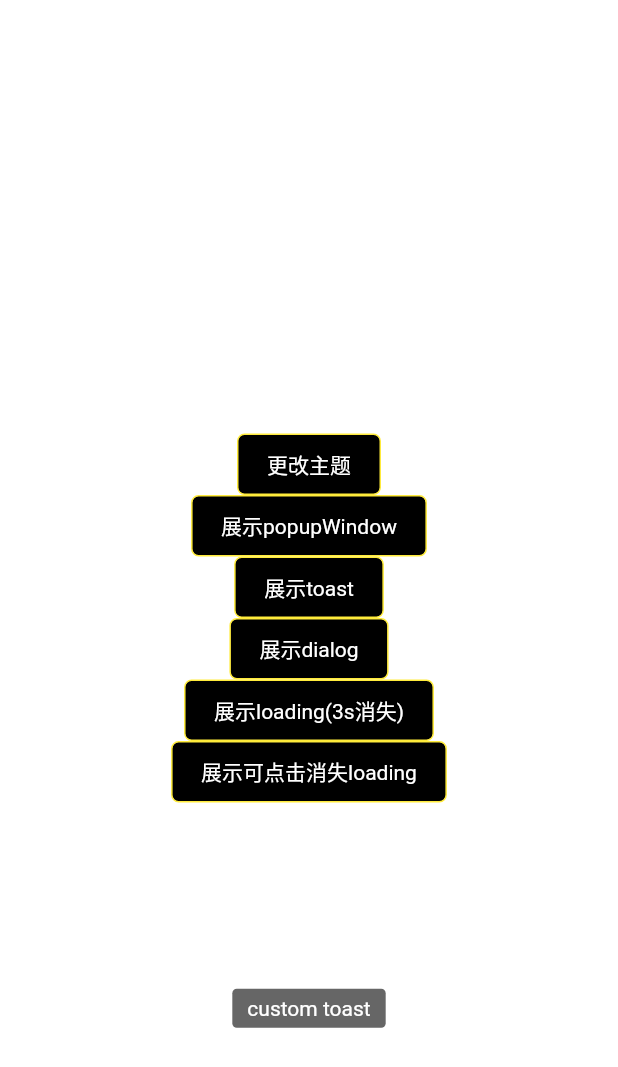
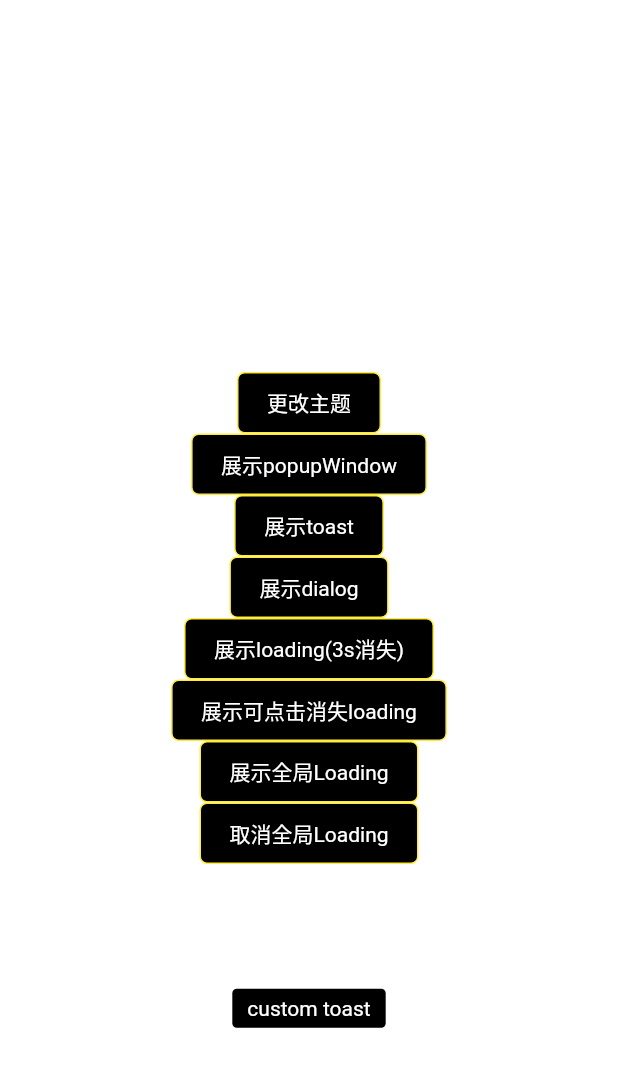
Before and after one commit to msilemsile/flutter_app, a Flutter app: the screen it shows after launch, after a tap on "展示toast", on a phone screen of 412 x 824 dp. Shown: the top 1067 px of the screen. Run offline on Flutter 3.47's test engine with Material 2 defaults, Android fonts, the phone set to English and light mode, and no system bars.

Commit message:
增加app全局loading

```diff
--- a/lib/common/LoadingPage.dart
+++ b/lib/common/LoadingPage.dart
@@ -1,5 +1,7 @@
 import 'package:flutter/cupertino.dart';
 import 'package:flutter/material.dart';
+import 'package:flutter_app/theme/ThemeProvider.dart';
+import 'package:flutter_app/theme/res/ColorsKey.dart';
 
 import 'CommonPage.dart';
 
@@ -30,7 +32,7 @@ class LoadingWidget extends StatelessWidget {
       height: height,
       child: CircularProgressIndicator(
         strokeWidth: 4.0,
-        valueColor: new AlwaysStoppedAnimation<Color>(Colors.blue),
+        valueColor: new AlwaysStoppedAnimation<Color>(ThemeProvider.getColor(context, ColorsKey.loading_color)),
       ),
     );
   }
--- a/lib/main.dart
+++ b/lib/main.dart
@@ -8,6 +8,7 @@ import 'package:flutter/widgets.dart';
 import 'package:flutter_app/theme/res/ColorsKey.dart';
 import 'package:flutter_app/theme/res/ShapeRes.dart';
 import 'package:flutter_app/utils/AppDialog.dart';
+import 'package:flutter_app/utils/AppLoading.dart';
 import 'package:flutter_app/utils/Loading.dart';
 import 'package:flutter_app/utils/PopupWindow.dart';
 import 'package:flutter_app/utils/Toast.dart';
@@ -53,13 +54,20 @@ class HomePage extends StatelessWidget {
             }),
             buildButton(context, "展示loading(3s消失)", () {
               showLoading(context);
+
               ///打开新的界面 3秒后测试上一个loading加载界面是否会消失
-              Navigator.of(context).push(MaterialPageRoute(builder: (_){
+              Navigator.of(context).push(MaterialPageRoute(builder: (_) {
                 return HomePage();
               }));
             }),
             buildButton(context, "展示可点击消失loading", () {
               showCancelLoading(context);
+            }),
+            buildButton(context, "展示全局Loading", () {
+              showAppLoading(context);
+            }),
+            buildButton(context, "取消全局Loading", () {
+              hideAppLoading();
             }),
           ],
         ),
@@ -182,4 +190,14 @@ class HomePage extends StatelessWidget {
       },
     );
   }
+
+  ///展示app全局loading
+  void showAppLoading(BuildContext context) {
+    AppLoading.show(context, true);
+  }
+
+  ///取消app全局loading
+  void hideAppLoading() {
+    AppLoading.hide();
+  }
 }
--- a/lib/theme/dark/DarkColors.dart
+++ b/lib/theme/dark/DarkColors.dart
@@ -6,5 +6,6 @@ class DarkColors {
   static const Map<int, int> Colors = {
     ColorsKey.bg_ffffff: ColorsRes.color_000000,
     ColorsKey.bg_000000: ColorsRes.color_ffffff,
+    ColorsKey.loading_color: ColorsRes.color_0000ff,
   };
 }
--- a/lib/theme/light/LightColors.dart
+++ b/lib/theme/light/LightColors.dart
@@ -6,5 +6,6 @@ class LightColors {
   static const Map<int, int> Colors = {
     ColorsKey.bg_ffffff: ColorsRes.color_ffffff,
     ColorsKey.bg_000000: ColorsRes.color_000000,
+    ColorsKey.loading_color: ColorsRes.color_ff0000,
   };
 }
--- a/lib/theme/res/ColorsKey.dart
+++ b/lib/theme/res/ColorsKey.dart
@@ -2,4 +2,5 @@
 class ColorsKey {
   static const int bg_ffffff = 1;
   static const int bg_000000 = 2;
+  static const int loading_color = 3;
 }
--- a/lib/theme/res/ColorsRes.dart
+++ b/lib/theme/res/ColorsRes.dart
@@ -2,4 +2,6 @@
 class ColorsRes {
   static const int color_ffffff = 0xffffffff;
   static const int color_000000 = 0xff000000;
+  static const int color_ff0000 = 0xffff0000;
+  static const int color_0000ff = 0xff0000ff;
 }
--- a/lib/utils/AppDialog.dart
+++ b/lib/utils/AppDialog.dart
@@ -2,7 +2,7 @@ import 'package:flutter/cupertino.dart';
 import 'package:flutter/material.dart';
 import 'package:flutter_app/common/CommonPage.dart';
 import 'package:flutter_app/common/TransparentPage.dart';
-import 'package:flutter_app/common/WillPopPage.dart';
+import 'package:flutter_app/common/WillPopCallbackPage.dart';
 
 ///AppDialog
 class AppDialog {
--- a/lib/utils/Loading.dart
+++ b/lib/utils/Loading.dart
@@ -3,9 +3,9 @@ import 'dart:collection';
 import 'package:flutter/cupertino.dart';
 import 'package:flutter_app/common/LoadingPage.dart';
 import 'package:flutter_app/common/TransparentPage.dart';
-import 'package:flutter_app/common/WillPopPage.dart';
+import 'package:flutter_app/common/WillPopCallbackPage.dart';
 
-///加载页面（AB->A(loading)B）
+///加载页面（A+B -> A+{loading}+B）
 class Loading {
   Map<ModalRoute, TransparentRoute> loadingRouterMap = HashMap();
 
--- a/lib/utils/PopupWindow.dart
+++ b/lib/utils/PopupWindow.dart
@@ -2,7 +2,7 @@ import 'package:flutter/cupertino.dart';
 import 'package:flutter/material.dart';
 import 'package:flutter_app/common/CommonPage.dart';
 import 'package:flutter_app/common/TransparentPage.dart';
-import 'package:flutter_app/common/WillPopPage.dart';
+import 'package:flutter_app/common/WillPopCallbackPage.dart';
 import 'package:flutter_app/utils/Toast.dart';
 
 ///popup window
--- a/lib/utils/Toast.dart
+++ b/lib/utils/Toast.dart
@@ -2,6 +2,8 @@ import 'dart:async';
 
 import 'package:flutter/cupertino.dart';
 import 'package:flutter/material.dart';
+import 'package:flutter_app/theme/ThemeProvider.dart';
+import 'package:flutter_app/theme/res/ColorsKey.dart';
 import 'package:flutter_app/theme/res/ShapeRes.dart';
 
 ///Toast
@@ -62,14 +64,14 @@ class _ToastWidget extends StatelessWidget {
             child: Center(
               child: RectangleShape(
                 cornerAll: 3,
-                solidColor: Color.fromRGBO(0, 0, 0, 0.6),
+                solidColor: ThemeProvider.getColor(context, ColorsKey.bg_000000),
                 child: Padding(
                   padding: EdgeInsets.fromLTRB(10, 5, 10, 5),
                   child: DefaultTextStyle(
                     style: Theme.of(context).textTheme.bodyText2,
                     child: Text(
                       text,
-                      style: TextStyle(color: Colors.white),
+                      style: TextStyle(color: ThemeProvider.getColor(context, ColorsKey.bg_ffffff)),
                     ),
                   ),
                 ),
```
Also changed, not shown: lib/utils/AppLoading.dart (added, +42 -0 lines), images/splash.png (deleted), lib/common/WillPopCallbackPage.dart (renamed from lib/common/WillPopPage.dart).
